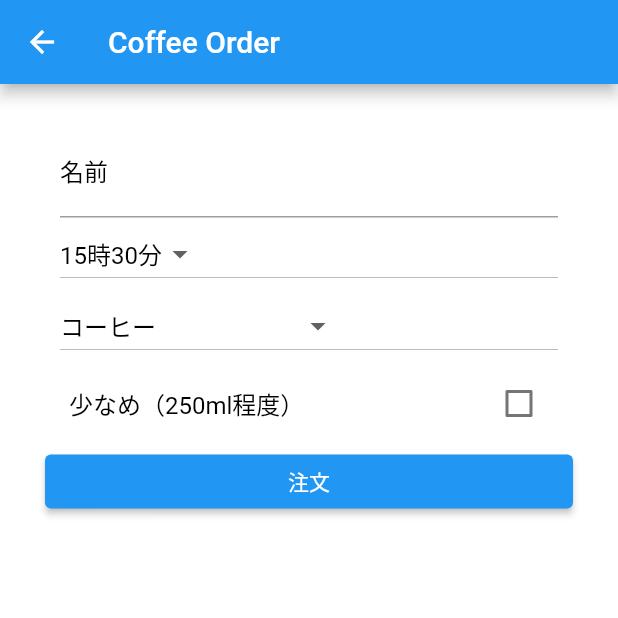
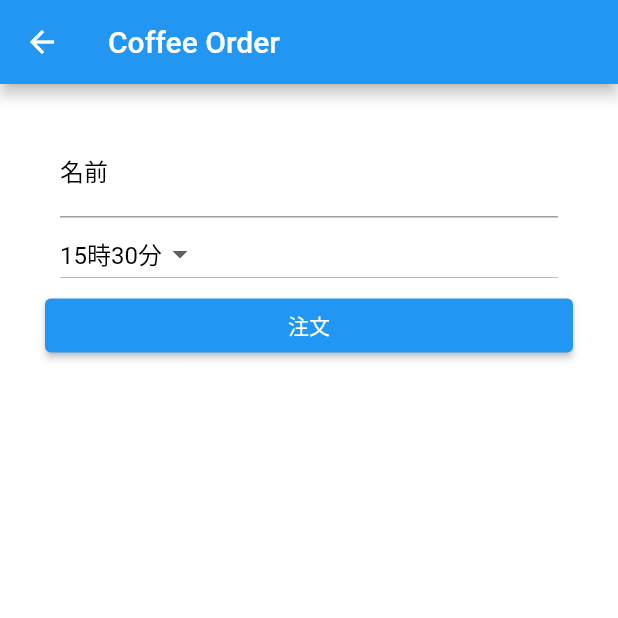
Before and after one commit to shinnkura/simple_lunch, a Flutter app: the OrderPage screen opened by its route, on a phone screen of 412 x 824 dp, the top half of it. Run offline on Flutter 3.47's test engine with Material 2 defaults, Android fonts, the phone set to English and light mode, and no system bars; our stand-ins replace cloud_firestore, firebase_core, shared_preferences; accounts and stored records are empty.

Commit message:
リライト

```diff
--- a/lib/screens/order.dart
+++ b/lib/screens/order.dart
@@ -99,33 +99,6 @@ class _OrderPageState extends State<OrderPage> {
                 }).toList(),
               ),
             ),
-            Padding(
-              padding: const EdgeInsets.symmetric(horizontal: 10),
-              child: DropdownButton<String>(
-                value: dropdownValue,
-                onChanged: (String? newValue) {
-                  setState(() {
-                    dropdownValue = newValue!;
-                  });
-                },
-                items: <String>['コーヒー', 'カフェオレ', 'ちょいふわカフェオレ']
-                    .map<DropdownMenuItem<String>>((String value) {
-                  return DropdownMenuItem<String>(
-                    value: value,
-                    child: Text(value),
-                  );
-                }).toList(),
-              ),
-            ),
-            CheckboxListTile(
-              title: const Text("少なめ（250ml程度）"),
-              value: small,
-              onChanged: (bool? value) {
-                setState(() {
-                  small = value!;
-                });
-              },
-            ),
             ElevatedButton(
               onPressed: () {
                 if (_formKey.currentState!.validate()) {
--- a/lib/services/order_loader.dart
+++ b/lib/services/order_loader.dart
@@ -12,7 +12,7 @@ Future<Map<String, Map<String, List<Map<String, dynamic>>>>> loadOrder() async {
     String time = data['time'];
     String coffeeType = data['coffeeType'];
     String name = data['name'];
-    bool small = data['small'] ?? false;
+    // bool small = data['small'] ?? false;
     if (ordersMap[time] == null) {
       ordersMap[time] = {};
     }
@@ -21,7 +21,7 @@ Future<Map<String, Map<String, List<Map<String, dynamic>>>>> loadOrder() async {
     }
     ordersMap[time]![coffeeType]!.add({
       'name': name,
-      'small': small,
+      // 'small': small,
     });
   }
 
--- a/lib/services/preferences_service.dart
+++ b/lib/services/preferences_service.dart
@@ -6,7 +6,7 @@ Future<void> saveOrder(
   String time,
   String coffeeType,
   String name,
-  bool small,
+  // bool small,
 ) async {
   final prefs = await SharedPreferences.getInstance();
   // 保存するデータを作成します
@@ -14,7 +14,7 @@ Future<void> saveOrder(
     'time': time,
     'coffeeType': coffeeType,
     'name': name,
-    'small': small,
+    // 'small': small,
   };
   // データをJSON形式の文字列に変換します
   String orderString = jsonEncode(order);
```
Also changed, not shown: lib/screens/edit_order.dart (+2 -26 lines), lib/screens/home.dart (+7 -7 lines).
